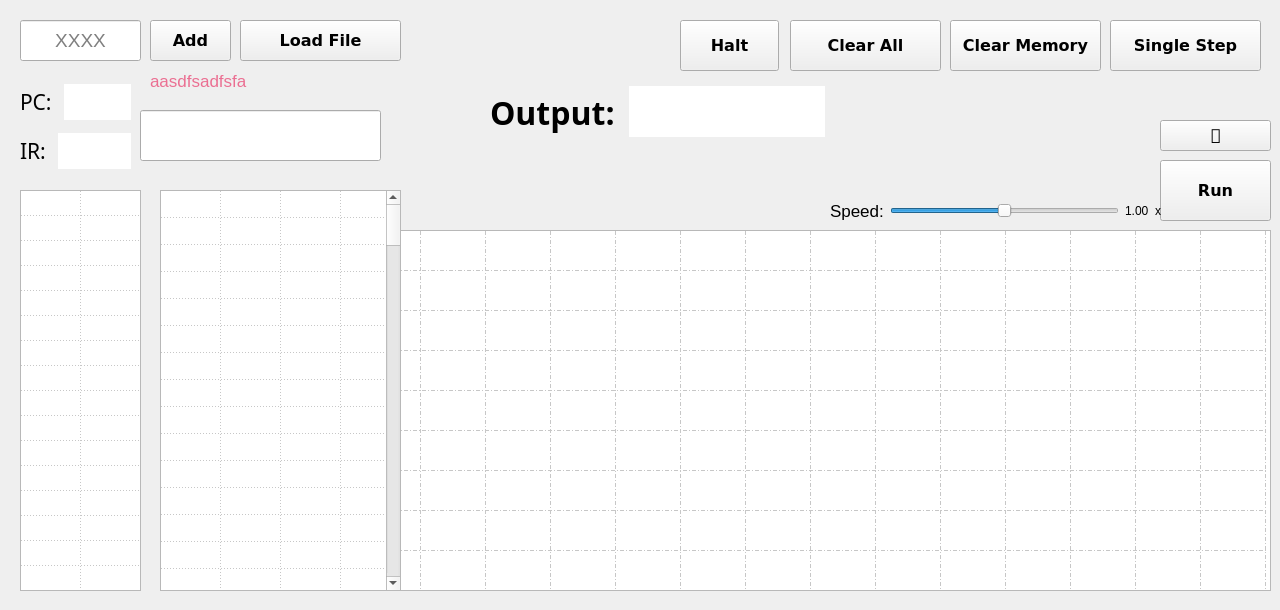
Above: mainwindow.ui from pxlman/vole-machine-simulator before the change. Below: the same form after it.
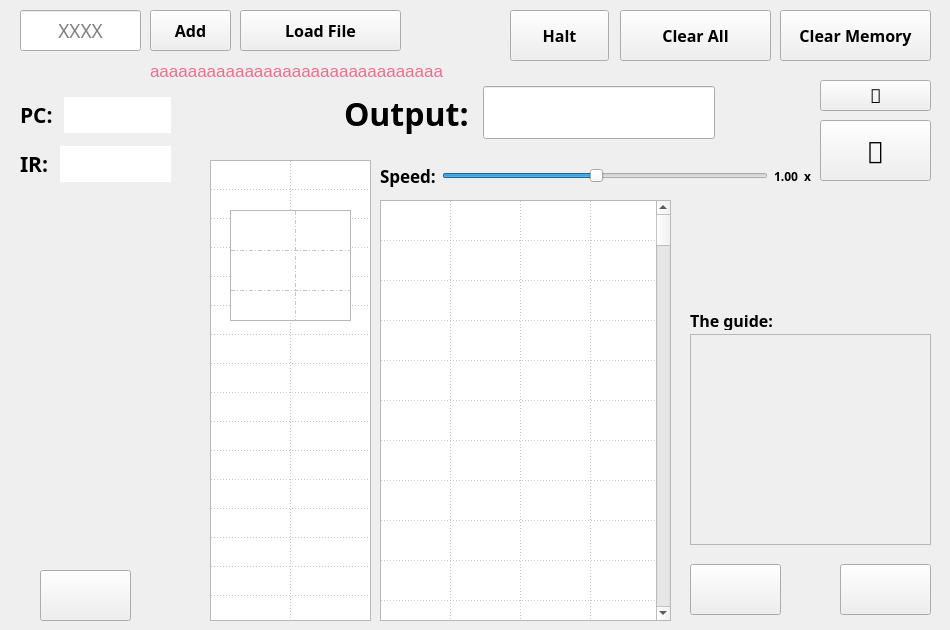
That is the form after the change. Icons and pictures are not drawn.

Diff of the .ui file:
```diff
--- a/mainwindow.ui
+++ b/mainwindow.ui
@@ -6,8 +6,8 @@
    <rect>
     <x>0</x>
     <y>0</y>
-    <width>1280</width>
-    <height>610</height>
+    <width>950</width>
+    <height>630</height>
    </rect>
   </property>
   <property name="windowTitle">
@@ -18,7 +18,7 @@
     <property name="geometry">
      <rect>
       <x>20</x>
-      <y>20</y>
+      <y>10</y>
       <width>121</width>
       <height>41</height>
      </rect>
@@ -31,6 +31,7 @@
     </property>
     <property name="font">
      <font>
+      <family>OpenDyslexic Nerd Font</family>
       <pointsize>14</pointsize>
      </font>
     </property>
@@ -59,15 +60,15 @@
    <widget class="QPushButton" name="clearMemoryBtn">
     <property name="geometry">
      <rect>
-      <x>950</x>
-      <y>20</y>
+      <x>780</x>
+      <y>10</y>
       <width>151</width>
       <height>51</height>
      </rect>
     </property>
     <property name="font">
      <font>
-      <family>DejaVu Sans</family>
+      <family>OpenDyslexic Nerd Font</family>
       <pointsize>12</pointsize>
       <italic>false</italic>
       <bold>true</bold>
@@ -87,14 +88,14 @@
     <property name="geometry">
      <rect>
       <x>240</x>
-      <y>20</y>
+      <y>10</y>
       <width>161</width>
       <height>41</height>
      </rect>
     </property>
     <property name="font">
      <font>
-      <family>DejaVu Sans</family>
+      <family>OpenDyslexic Nerd Font</family>
       <pointsize>12</pointsize>
       <italic>false</italic>
       <bold>true</bold>
@@ -113,15 +114,15 @@
     </property>
     <property name="geometry">
      <rect>
-      <x>680</x>
-      <y>20</y>
+      <x>510</x>
+      <y>10</y>
       <width>99</width>
       <height>51</height>
      </rect>
     </property>
     <property name="font">
      <font>
-      <family>DejaVu Sans</family>
+      <family>OpenDyslexic Nerd Font</family>
       <pointsize>12</pointsize>
       <italic>false</italic>
       <bold>true</bold>
@@ -140,8 +141,8 @@
    <widget class="QPushButton" name="runBtn">
     <property name="geometry">
      <rect>
-      <x>1160</x>
-      <y>160</y>
+      <x>820</x>
+      <y>120</y>
       <width>111</width>
       <height>61</height>
      </rect>
@@ -149,30 +150,30 @@
     <property name="font">
      <font>
       <family>DejaVu Sans</family>
-      <pointsize>12</pointsize>
+      <pointsize>18</pointsize>
       <italic>false</italic>
-      <bold>true</bold>
+      <bold>false</bold>
      </font>
     </property>
     <property name="cursor">
      <cursorShape>PointingHandCursor</cursorShape>
     </property>
     <property name="text">
-     <string>Run</string>
+     <string></string>
     </property>
    </widget>
    <widget class="QPushButton" name="singleStepBtn">
     <property name="geometry">
      <rect>
-      <x>1110</x>
-      <y>20</y>
-      <width>151</width>
+      <x>840</x>
+      <y>564</y>
+      <width>91</width>
       <height>51</height>
      </rect>
     </property>
     <property name="font">
      <font>
-      <family>DejaVu Sans</family>
+      <family>GeistMono Nerd Font</family>
       <pointsize>12</pointsize>
       <italic>false</italic>
       <bold>true</bold>
@@ -182,21 +183,31 @@
      <cursorShape>PointingHandCursor</cursorShape>
     </property>
     <property name="text">
-     <string>Single Step</string>
+     <string/>
+    </property>
+    <property name="icon">
+     <iconset resource="resources.qrc">
+      <normaloff>:/styles/images/icons8-right-arrow-32.png</normaloff>:/styles/images/icons8-right-arrow-32.png</iconset>
+    </property>
+    <property name="iconSize">
+     <size>
+      <width>32</width>
+      <height>32</height>
+     </size>
     </property>
    </widget>
    <widget class="QPushButton" name="addInstructionBtn">
     <property name="geometry">
      <rect>
       <x>150</x>
-      <y>20</y>
+      <y>10</y>
       <width>81</width>
       <height>41</height>
      </rect>
     </property>
     <property name="font">
      <font>
-      <family>DejaVu Sans</family>
+      <family>OpenDyslexic Nerd Font</family>
       <pointsize>12</pointsize>
       <italic>false</italic>
       <bold>true</bold>
@@ -221,12 +232,22 @@
    <widget class="QTableWidget" name="registerTable">
     <property name="geometry">
      <rect>
-      <x>20</x>
-      <y>190</y>
-      <width>121</width>
-      <height>401</height>
+      <x>210</x>
+      <y>160</y>
+      <width>161</width>
+      <height>461</height>
      </rect>
     </property>
+    <property name="font">
+     <font>
+      <family>GoMono Nerd Font</family>
+      <pointsize>12</pointsize>
+      <bold>true</bold>
+     </font>
+    </property>
+    <property name="toolTip">
+     <string>Registers values</string>
+    </property>
     <property name="verticalScrollBarPolicy">
      <enum>Qt::ScrollBarPolicy::ScrollBarAlwaysOff</enum>
     </property>
@@ -255,7 +276,7 @@
      <enum>Qt::PenStyle::DotLine</enum>
     </property>
     <property name="rowCount">
-     <number>19</number>
+     <number>16</number>
     </property>
     <property name="columnCount">
      <number>2</number>
@@ -270,13 +291,13 @@
      <number>30</number>
     </attribute>
     <attribute name="horizontalHeaderDefaultSectionSize">
-     <number>60</number>
+     <number>80</number>
     </attribute>
     <attribute name="verticalHeaderVisible">
      <bool>false</bool>
     </attribute>
     <attribute name="verticalHeaderDefaultSectionSize">
-     <number>25</number>
+     <number>29</number>
     </attribute>
     <row/>
     <row/>
@@ -294,9 +315,6 @@
     <row/>
     <row/>
     <row/>
-    <row/>
-    <row/>
-    <row/>
     <column/>
     <column/>
     <item row="0" column="0">
@@ -379,21 +397,6 @@
       <string/>
      </property>
     </item>
-    <item row="16" column="0">
-     <property name="text">
-      <string/>
-     </property>
-    </item>
-    <item row="17" column="0">
-     <property name="text">
-      <string/>
-     </property>
-    </item>
-    <item row="18" column="0">
-     <property name="text">
-      <string/>
-     </property>
-    </item>
    </widget>
    <widget class="QTableWidget" name="memoryTable">
     <property name="enabled">
@@ -401,10 +404,10 @@
     </property>
     <property name="geometry">
      <rect>
-      <x>160</x>
-      <y>230</y>
-      <width>1111</width>
-      <height>361</height>
+      <x>230</x>
+      <y>210</y>
+      <width>121</width>
+      <height>111</height>
      </rect>
     </property>
     <property name="font">
@@ -538,7 +541,7 @@
     <property name="geometry">
      <rect>
       <x>150</x>
-      <y>70</y>
+      <y>60</y>
       <width>301</width>
       <height>21</height>
      </rect>
@@ -552,16 +555,16 @@
      <string notr="true">color: #eb6f92;</string>
     </property>
     <property name="text">
-     <string>aasdfsadfsfa</string>
+     <string>aaaaaaaaaaaaaaaaaaaaaaaaaaaaaaa</string>
     </property>
    </widget>
    <widget class="QWidget" name="layoutWidget">
     <property name="geometry">
      <rect>
-      <x>490</x>
+      <x>344</x>
       <y>80</y>
-      <width>335</width>
-      <height>64</height>
+      <width>371</width>
+      <height>66</height>
      </rect>
     </property>
     <property name="font">
@@ -588,6 +591,9 @@
      </item>
      <item>
       <widget class="QLineEdit" name="outputField">
+       <property name="enabled">
+        <bool>true</bool>
+       </property>
        <property name="font">
         <font>
          <family>OpenDyslexic Nerd Font</family>
@@ -607,8 +613,14 @@
        <property name="acceptDrops">
         <bool>false</bool>
        </property>
+       <property name="toolTip">
+        <string>Displaying the screen cells in ASCII</string>
+       </property>
+       <property name="autoFillBackground">
+        <bool>false</bool>
+       </property>
        <property name="frame">
-        <bool>false</bool>
+        <bool>true</bool>
        </property>
        <property name="readOnly">
         <bool>true</bool>
@@ -621,8 +633,8 @@
     <property name="geometry">
      <rect>
       <x>20</x>
-      <y>77</y>
-      <width>111</width>
+      <y>90</y>
+      <width>151</width>
       <height>101</height>
      </rect>
     </property>
@@ -640,6 +652,7 @@
           <font>
            <family>OpenDyslexic Nerd Font</family>
            <pointsize>16</pointsize>
+           <bold>true</bold>
           </font>
          </property>
          <property name="text">
@@ -685,6 +698,7 @@
           <font>
            <family>OpenDyslexic Nerd Font</family>
            <pointsize>16</pointsize>
+           <bold>true</bold>
           </font>
          </property>
          <property name="text">
@@ -727,15 +741,15 @@
    <widget class="QPushButton" name="clearAllBtn">
     <property name="geometry">
      <rect>
-      <x>790</x>
-      <y>20</y>
+      <x>620</x>
+      <y>10</y>
       <width>151</width>
       <height>51</height>
      </rect>
     </property>
     <property name="font">
      <font>
-      <family>DejaVu Sans</family>
+      <family>OpenDyslexic Nerd Font</family>
       <pointsize>12</pointsize>
       <italic>false</italic>
       <bold>true</bold>
@@ -754,10 +768,10 @@
    <widget class="QWidget" name="layoutWidget">
     <property name="geometry">
      <rect>
-      <x>830</x>
-      <y>200</y>
-      <width>331</width>
-      <height>22</height>
+      <x>380</x>
+      <y>160</y>
+      <width>431</width>
+      <height>32</height>
      </rect>
     </property>
     <layout class="QHBoxLayout" name="horizontalLayout_4">
@@ -765,7 +779,9 @@
       <widget class="QLabel" name="label_4">
        <property name="font">
         <font>
+         <family>OpenDyslexic Nerd Font</family>
          <pointsize>13</pointsize>
+         <bold>true</bold>
         </font>
        </property>
        <property name="text">
@@ -778,19 +794,40 @@
        <property name="enabled">
         <bool>true</bool>
        </property>
+       <property name="toolTip">
+        <string>Changing the speed of the execution</string>
+       </property>
+       <property name="minimum">
+        <number>1</number>
+       </property>
        <property name="maximum">
-        <number>4</number>
+        <number>20</number>
        </property>
        <property name="value">
-        <number>2</number>
+        <number>10</number>
        </property>
        <property name="orientation">
         <enum>Qt::Orientation::Horizontal</enum>
        </property>
+       <property name="invertedAppearance">
+        <bool>false</bool>
+       </property>
+       <property name="invertedControls">
+        <bool>false</bool>
+       </property>
       </widget>
      </item>
      <item>
       <widget class="QLabel" name="speedLabel">
+       <property name="font">
+        <font>
+         <family>OpenDyslexicAlt Nerd Font Propo</family>
+         <bold>true</bold>
+        </font>
+       </property>
+       <property name="toolTip">
+        <string>Changing the speed of the execution</string>
+       </property>
        <property name="text">
         <string>1.00</string>
        </property>
@@ -798,6 +835,15 @@
      </item>
      <item>
       <widget class="QLabel" name="label_6">
+       <property name="font">
+        <font>
+         <family>OpenDyslexicAlt Nerd Font Propo</family>
+         <bold>true</bold>
+        </font>
+       </property>
+       <property name="toolTip">
+        <string>Changing the speed of the execution</string>
+       </property>
        <property name="text">
         <string>x</string>
        </property>
@@ -808,8 +854,8 @@
    <widget class="QPushButton" name="restartBtn">
     <property name="geometry">
      <rect>
-      <x>1160</x>
-      <y>120</y>
+      <x>820</x>
+      <y>80</y>
       <width>111</width>
       <height>31</height>
      </rect>
@@ -828,25 +874,21 @@
      <string></string>
     </property>
    </widget>
-   <widget class="QLineEdit" name="lineEdit">
-    <property name="geometry">
-     <rect>
-      <x>140</x>
-      <y>110</y>
-      <width>241</width>
-      <height>51</height>
-     </rect>
-    </property>
-   </widget>
    <widget class="QTableWidget" name="memoryTable_2">
     <property name="geometry">
      <rect>
-      <x>160</x>
-      <y>190</y>
-      <width>241</width>
-      <height>401</height>
+      <x>380</x>
+      <y>200</y>
+      <width>291</width>
+      <height>421</height>
      </rect>
     </property>
+    <property name="sizePolicy">
+     <sizepolicy hsizetype="Expanding" vsizetype="Expanding">
+      <horstretch>250</horstretch>
+      <verstretch>0</verstretch>
+     </sizepolicy>
+    </property>
     <property name="font">
      <font>
       <family>GoMono Nerd Font</family>
@@ -881,6 +923,9 @@
     <property name="gridStyle">
      <enum>Qt::PenStyle::DotLine</enum>
     </property>
+    <property name="wordWrap">
+     <bool>true</bool>
+    </property>
     <property name="rowCount">
      <number>128</number>
     </property>
@@ -894,16 +939,22 @@
      <bool>false</bool>
     </attribute>
     <attribute name="horizontalHeaderMinimumSectionSize">
-     <number>30</number>
+     <number>70</number>
     </attribute>
     <attribute name="horizontalHeaderDefaultSectionSize">
-     <number>60</number>
+     <number>70</number>
+    </attribute>
+    <attribute name="horizontalHeaderShowSortIndicator" stdset="0">
+     <bool>false</bool>
+    </attribute>
+    <attribute name="horizontalHeaderStretchLastSection">
+     <bool>false</bool>
     </attribute>
     <attribute name="verticalHeaderVisible">
      <bool>false</bool>
     </attribute>
     <attribute name="verticalHeaderDefaultSectionSize">
-     <number>25</number>
+     <number>40</number>
     </attribute>
     <row/>
     <row/>
@@ -1133,6 +1184,179 @@
      </property>
     </item>
    </widget>
+   <widget class="QPushButton" name="stepBackBtn">
+    <property name="geometry">
+     <rect>
+      <x>690</x>
+      <y>564</y>
+      <width>91</width>
+      <height>51</height>
+     </rect>
+    </property>
+    <property name="font">
+     <font>
+      <family>GeistMono Nerd Font</family>
+      <pointsize>12</pointsize>
+      <italic>false</italic>
+      <bold>true</bold>
+     </font>
+    </property>
+    <property name="cursor">
+     <cursorShape>PointingHandCursor</cursorShape>
+    </property>
+    <property name="toolTip">
+     <string>Undo the last instruction</string>
+    </property>
+    <property name="text">
+     <string/>
+    </property>
+    <property name="icon">
+     <iconset resource="resources.qrc">
+      <normaloff>:/styles/images/icons8-u-turn-to-left-32.png</normaloff>:/styles/images/icons8-u-turn-to-left-32.png</iconset>
+    </property>
+    <property name="iconSize">
+     <size>
+      <width>32</width>
+      <height>32</height>
+     </size>
+    </property>
+   </widget>
+   <widget class="QTextEdit" name="guidanceBox">
+    <property name="enabled">
+     <bool>false</bool>
+    </property>
+    <property name="geometry">
+     <rect>
+      <x>690</x>
+      <y>334</y>
+      <width>241</width>
+      <height>211</height>
+     </rect>
+    </property>
+    <property name="font">
+     <font>
+      <family>GeistMono Nerd Font</family>
+      <pointsize>12</pointsize>
+     </font>
+    </property>
+    <property name="focusPolicy">
+     <enum>Qt::FocusPolicy::NoFocus</enum>
+    </property>
+    <property name="toolTip">
+     <string>Your guide to understand the current instruction at which the program counter</string>
+    </property>
+    <property name="readOnly">
+     <bool>true</bool>
+    </property>
+    <property name="html">
+     <string>&lt;!DOCTYPE HTML PUBLIC &quot;-//W3C//DTD HTML 4.0//EN&quot; &quot;http://www.w3.org/TR/REC-html40/strict.dtd&quot;&gt;
+&lt;html&gt;&lt;head&gt;&lt;meta name=&quot;qrichtext&quot; content=&quot;1&quot; /&gt;&lt;meta charset=&quot;utf-8&quot; /&gt;&lt;style type=&quot;text/css&quot;&gt;
+p, li { white-space: pre-wrap; }
+hr { height: 1px; border-width: 0; }
+li.unchecked::marker { content: &quot;\2610&quot;; }
+li.checked::marker { content: &quot;\2612&quot;; }
+&lt;/style&gt;&lt;/head&gt;&lt;body style=&quot; font-family:'GeistMono Nerd Font'; font-size:12pt; font-weight:400; font-style:normal;&quot;&gt;
+&lt;p style=&quot;-qt-paragraph-type:empty; margin-top:0px; margin-bottom:0px; margin-left:0px; margin-right:0px; -qt-block-indent:0; text-indent:0px;&quot;&gt;&lt;br /&gt;&lt;/p&gt;&lt;/body&gt;&lt;/html&gt;</string>
+    </property>
+   </widget>
+   <widget class="QPushButton" name="helpBtn">
+    <property name="geometry">
+     <rect>
+      <x>40</x>
+      <y>570</y>
+      <width>91</width>
+      <height>51</height>
+     </rect>
+    </property>
+    <property name="font">
+     <font>
+      <family>GeistMono Nerd Font</family>
+      <pointsize>16</pointsize>
+      <italic>false</italic>
+      <bold>true</bold>
+     </font>
+    </property>
+    <property name="cursor">
+     <cursorShape>PointingHandCursor</cursorShape>
+    </property>
+    <property name="toolTip">
+     <string>Undo the last instruction</string>
+    </property>
+    <property name="text">
+     <string/>
+    </property>
+    <property name="icon">
+     <iconset resource="resources.qrc">
+      <normaloff>:/styles/images/icons8-question-mark-32.png</normaloff>:/styles/images/icons8-question-mark-32.png</iconset>
+    </property>
+    <property name="iconSize">
+     <size>
+      <width>32</width>
+      <height>32</height>
+     </size>
+    </property>
+   </widget>
+   <widget class="QLabel" name="label_5">
+    <property name="geometry">
+     <rect>
+      <x>690</x>
+      <y>310</y>
+      <width>101</width>
+      <height>20</height>
+     </rect>
+    </property>
+    <property name="font">
+     <font>
+      <family>OpenDyslexic Nerd Font</family>
+      <pointsize>12</pointsize>
+      <bold>true</bold>
+     </font>
+    </property>
+    <property name="text">
+     <string>The guide:</string>
+    </property>
+   </widget>
+   <widget class="QLabel" name="bmoright">
+    <property name="geometry">
+     <rect>
+      <x>810</x>
+      <y>190</y>
+      <width>131</width>
+      <height>151</height>
+     </rect>
+    </property>
+    <property name="text">
+     <string/>
+    </property>
+    <property name="pixmap">
+     <pixmap resource="resources.qrc">:/styles/images/bmohiinverted.png</pixmap>
+    </property>
+    <property name="scaledContents">
+     <bool>true</bool>
+    </property>
+   </widget>
+   <widget class="QLabel" name="bmo_face">
+    <property name="geometry">
+     <rect>
+      <x>20</x>
+      <y>210</y>
+      <width>181</width>
+      <height>101</height>
+     </rect>
+    </property>
+    <property name="styleSheet">
+     <string notr="true"/>
+    </property>
+    <property name="text">
+     <string/>
+    </property>
+    <property name="pixmap">
+     <pixmap resource="resources.qrc">:/styles/images/face_angry2.png</pixmap>
+    </property>
+    <property name="scaledContents">
+     <bool>true</bool>
+    </property>
+   </widget>
   </widget>
  </widget>
  <resources/>
```
Left out of the diff: 56 changed lines with no effect on the pictures.
